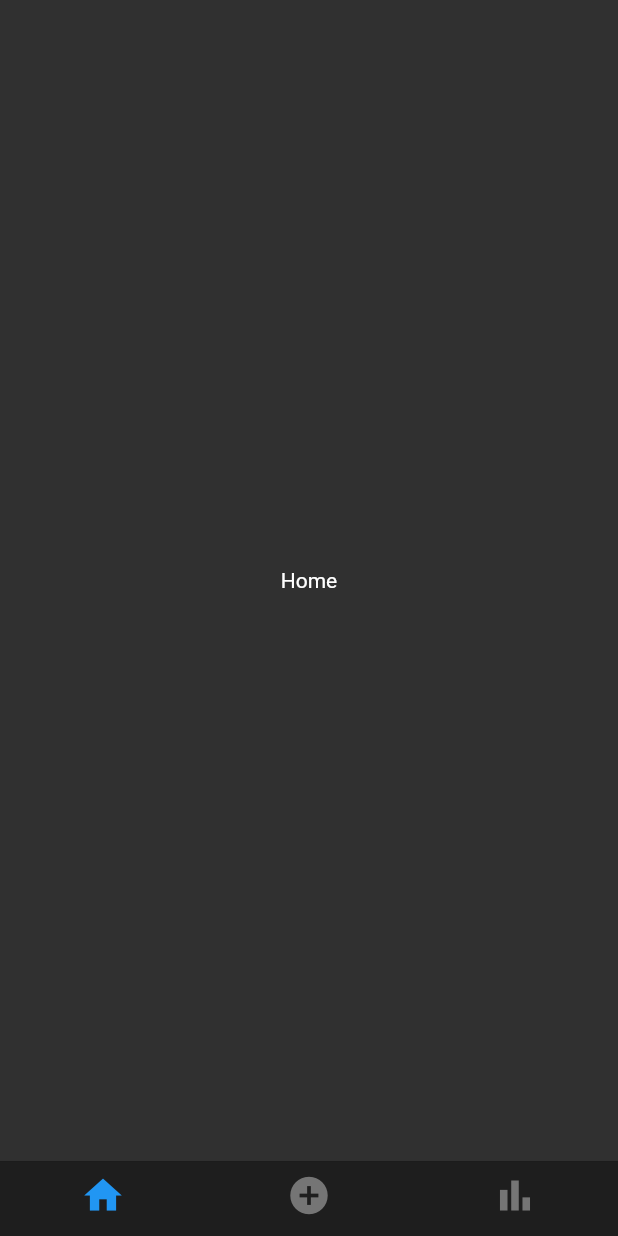
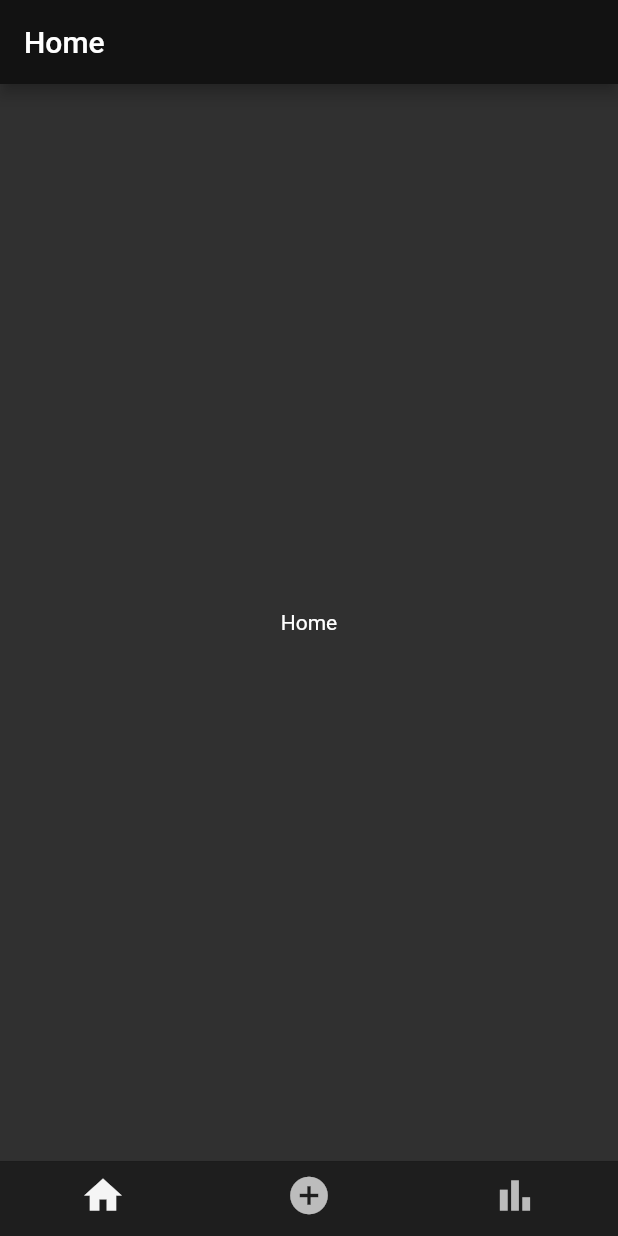
Before and after one commit to eren1106/Money-Tracker, a Flutter app: the screen it shows after launch, on a phone screen of 412 x 824 dp. Run offline on Flutter 3.47's test engine with Material 2 defaults, Android fonts, the phone set to English and light mode, and no system bars.

Commit message:
Setup theme

```diff
--- a/lib/InApp.dart
+++ b/lib/in_app.dart
@@ -1,8 +1,8 @@
 import 'package:flutter/cupertino.dart';
 import 'package:flutter/material.dart';
-import 'package:money_tracker/screens/AddScreen.dart';
-import 'package:money_tracker/screens/HomeScreen.dart';
-import 'package:money_tracker/screens/ReportScreen.dart';
+import 'package:money_tracker/screens/add_screen.dart';
+import 'package:money_tracker/screens/home_screen.dart';
+import 'package:money_tracker/screens/report_screen.dart';
 
 class InApp extends StatefulWidget {
   InApp({Key? key}) : super(key: key);
@@ -45,20 +45,29 @@ class _InAppState extends State<InApp> {
             BottomNavigationBarItem(
               icon: Icon(
                 Icons.home,
+                color: _page == 0
+                    ? Theme.of(context).selectedRowColor
+                    : Theme.of(context).unselectedWidgetColor,
               ),
             ),
             BottomNavigationBarItem(
               icon: Icon(
                 Icons.add_circle,
+                color: _page == 1
+                    ? Theme.of(context).selectedRowColor
+                    : Theme.of(context).unselectedWidgetColor,
               ),
             ),
             BottomNavigationBarItem(
               icon: Icon(
                 Icons.bar_chart,
+                color: _page == 2
+                    ? Theme.of(context).selectedRowColor
+                    : Theme.of(context).unselectedWidgetColor,
               ),
             ),
           ],
-          onTap: (page){
+          onTap: (page) {
             _pageController.jumpToPage(page);
           },
         ),
--- a/lib/main.dart
+++ b/lib/main.dart
@@ -1,5 +1,6 @@
 import 'package:flutter/material.dart';
-import 'package:money_tracker/InApp.dart';
+import 'package:money_tracker/in_app.dart';
+import 'package:money_tracker/theme/app_theme.dart';
 
 void main() {
   runApp(const MyApp());
@@ -14,7 +15,7 @@ class MyApp extends StatelessWidget {
     return MaterialApp(
       debugShowCheckedModeBanner: false,
       title: 'Flutter Demo',
-      theme: ThemeData.dark(),
+      theme: AppTheme.darkTheme,
       home: InApp(),
     );
   }
--- a/lib/screens/HomeScreen.dart
+++ b/lib/screens/home_screen.dart
@@ -1,4 +1,5 @@
 import 'package:flutter/material.dart';
+import 'package:money_tracker/theme/app_theme.dart';
 
 class HomeScreen extends StatefulWidget {
   HomeScreen({Key? key}) : super(key: key);
@@ -11,7 +12,10 @@ class _HomeScreenState extends State<HomeScreen> {
   @override
   Widget build(BuildContext context) {
     return Scaffold(
-      body: Center(child: Text('Home'),)
+      appBar: AppBar(title: Text('Home'),),
+      body: Center(
+        child: Text('Home'),
+      ),
     );
   }
 }
--- /dev/null
+++ b/lib/theme/app_theme.dart
@@ -0,0 +1,11 @@
+import 'package:flutter/material.dart';
+import 'package:money_tracker/theme/colors.dart';
+
+class AppTheme {
+  static final colors = AppColors();
+  static final darkTheme = ThemeData.dark().copyWith(
+    // selectedRowColor: colors.black,
+    // unselectedWidgetColor: colors.grey,
+    colorScheme: const ColorScheme.dark(),
+  );
+}
--- /dev/null
+++ b/lib/theme/colors.dart
@@ -0,0 +1,8 @@
+import 'package:flutter/material.dart';
+
+class AppColors {
+  final black = Colors.black;
+  final lightBlack = Color.fromARGB(255, 30, 30, 30);
+  final white = Colors.white;
+  final grey = Colors.grey;
+}
```
Also changed, not shown: lib/screens/add_screen.dart (renamed from lib/screens/AddScreen.dart), lib/screens/report_screen.dart (renamed from lib/screens/ReportScreen.dart).
